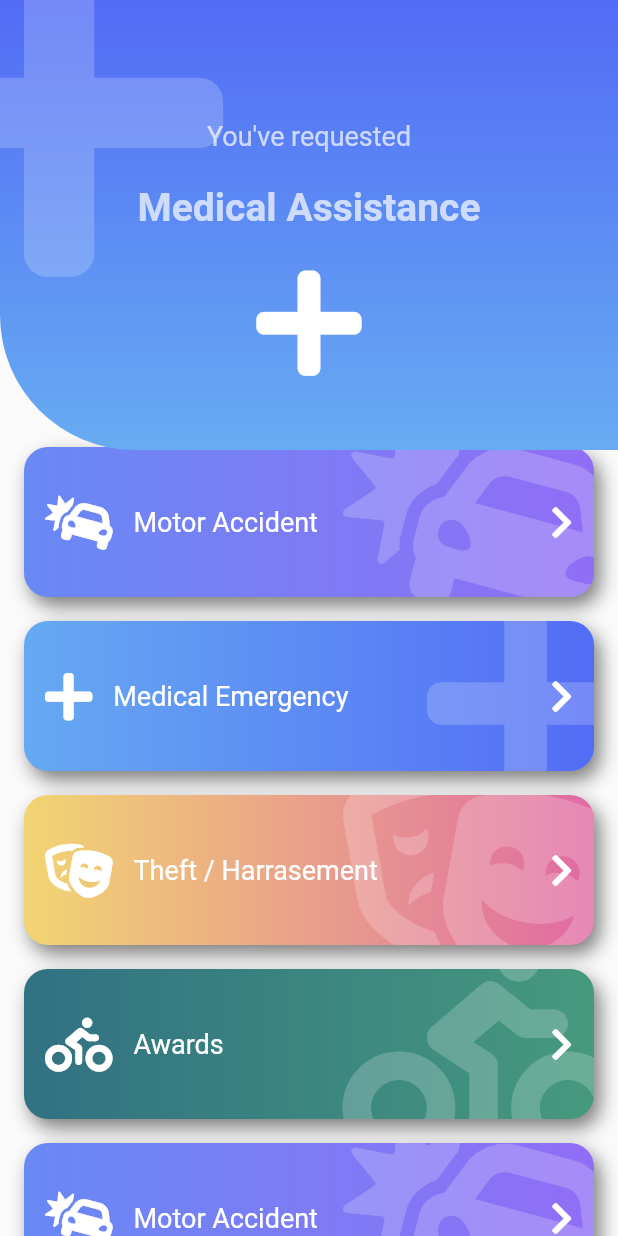
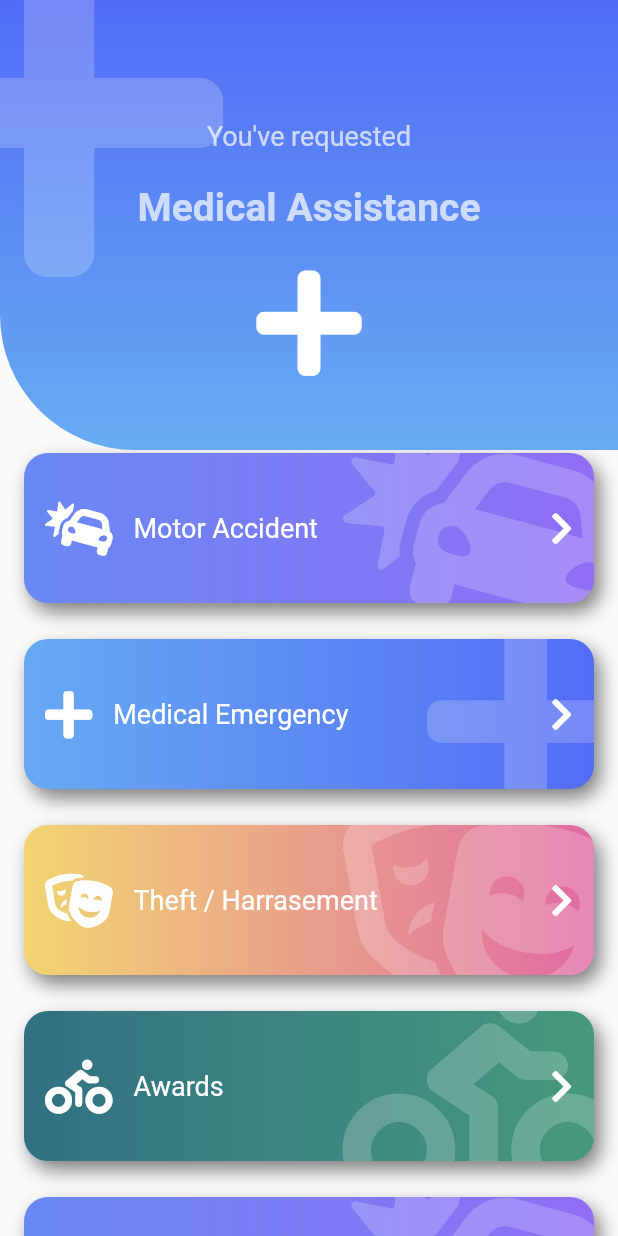
Before and after one commit to paulmrg-461/FlutterDesignsAndAnimationsUdemy, a Flutter app: the screen it shows after launch, on a phone screen of 412 x 824 dp. Run offline on Flutter 3.47's test engine with Material 2 defaults, Android fonts, the phone set to English and light mode, and no system bars; our stand-ins replace flutter_svg, font_awesome_flutter; missing offline and left inert: dart:ffi.

```diff
--- a/lib/src/pages/emergency_page.dart
+++ b/lib/src/pages/emergency_page.dart
@@ -57,7 +57,8 @@ class EmergencyPage extends StatelessWidget {
         children: [
           Container(
             margin: EdgeInsets.only(top: 220.0),
-            child: ListView(children: <Widget>[
+            child:
+                ListView(physics: BouncingScrollPhysics(), children: <Widget>[
               SizedBox(
                 height: 70.0,
               ),
--- a/lib/src/widgets/fat_button.dart
+++ b/lib/src/widgets/fat_button.dart
@@ -50,7 +50,7 @@ class _FatButtonBackground extends StatelessWidget {
       ),
       width: double.infinity,
       height: 100.0,
-      margin: EdgeInsets.symmetric(horizontal: 16.0, vertical: 8.0),
+      margin: EdgeInsets.symmetric(horizontal: 16.0, vertical: 12.0),
       decoration: BoxDecoration(
           boxShadow: <BoxShadow>[
             BoxShadow(
```
